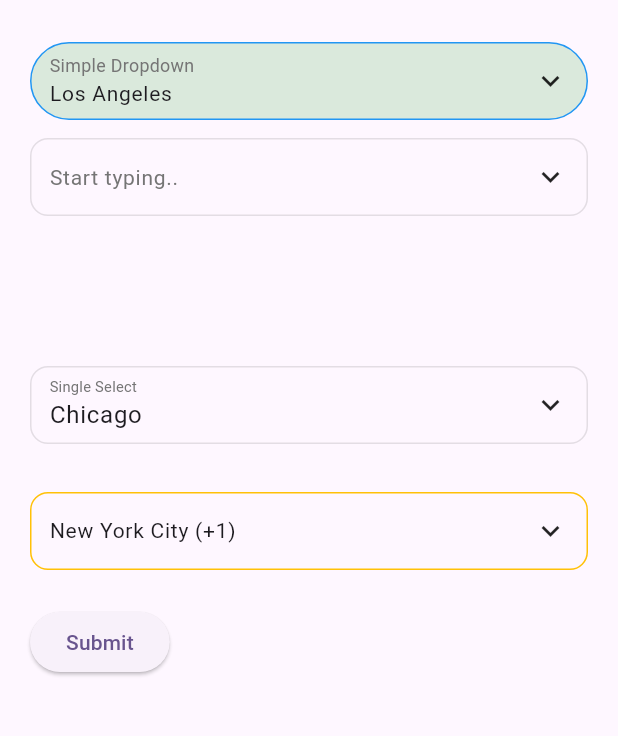
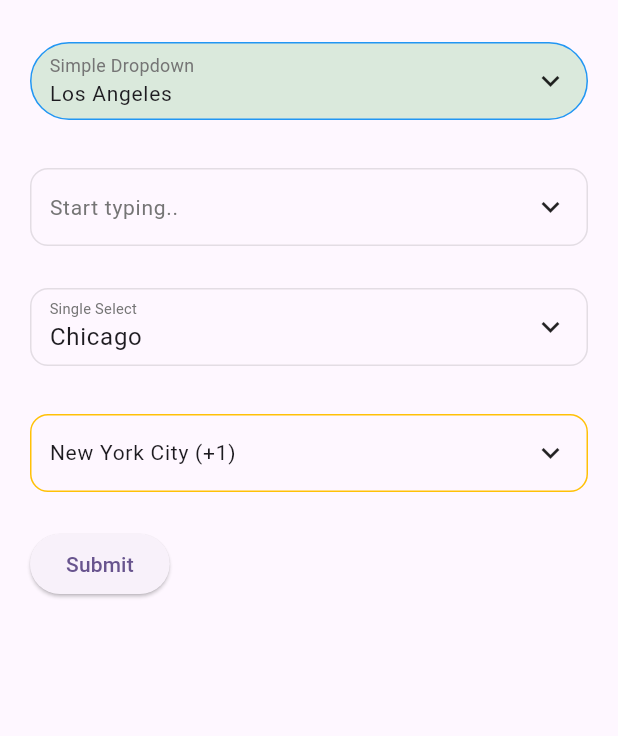
Before and after one commit to DartForce22/df_dropdown, a Flutter app: the screen it shows after launch, on a phone screen of 412 x 824 dp, the part 108-844 px from its top. Run offline on Flutter 3.47's test engine with Material 3 defaults, Android fonts, the light colour scheme and no system bars.

Commit message:
fixed example

```diff
--- a/example/lib/main.dart
+++ b/example/lib/main.dart
@@ -86,7 +86,6 @@ class MyApp extends StatelessWidget {
                         borderRadius: BorderRadius.circular(999),
                         borderColor: Colors.blue,
                         backgroundColor: Colors.green.withOpacity(0.2),
-                        reserveSpaceForValidationMessage: false,
                       ),
                       selectorDecoration: SimpleSelectorDecoration(
                         selectorColor: Colors.amber.shade300,
@@ -147,7 +146,7 @@ class MyApp extends StatelessWidget {
                       ],
                     ),
                     const SizedBox(
-                      height: 80,
+                      height: 8,
                     ),
                     DfSearchableSingleSelectDropdown<String>(
                       validator: (obj) {
```
